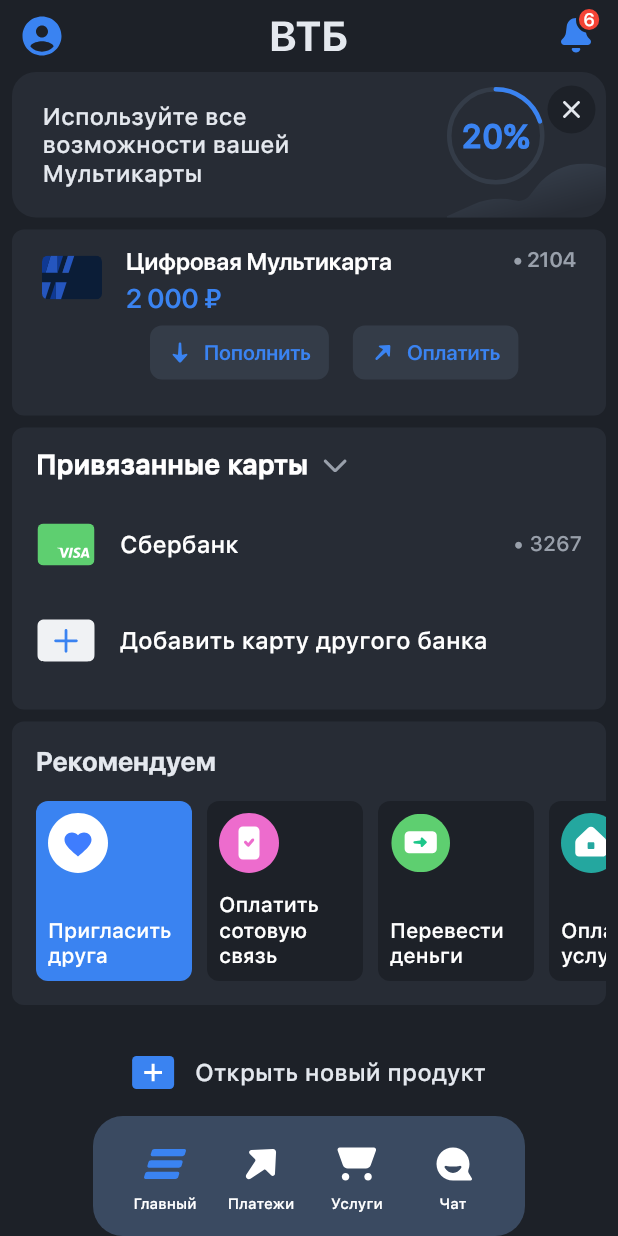
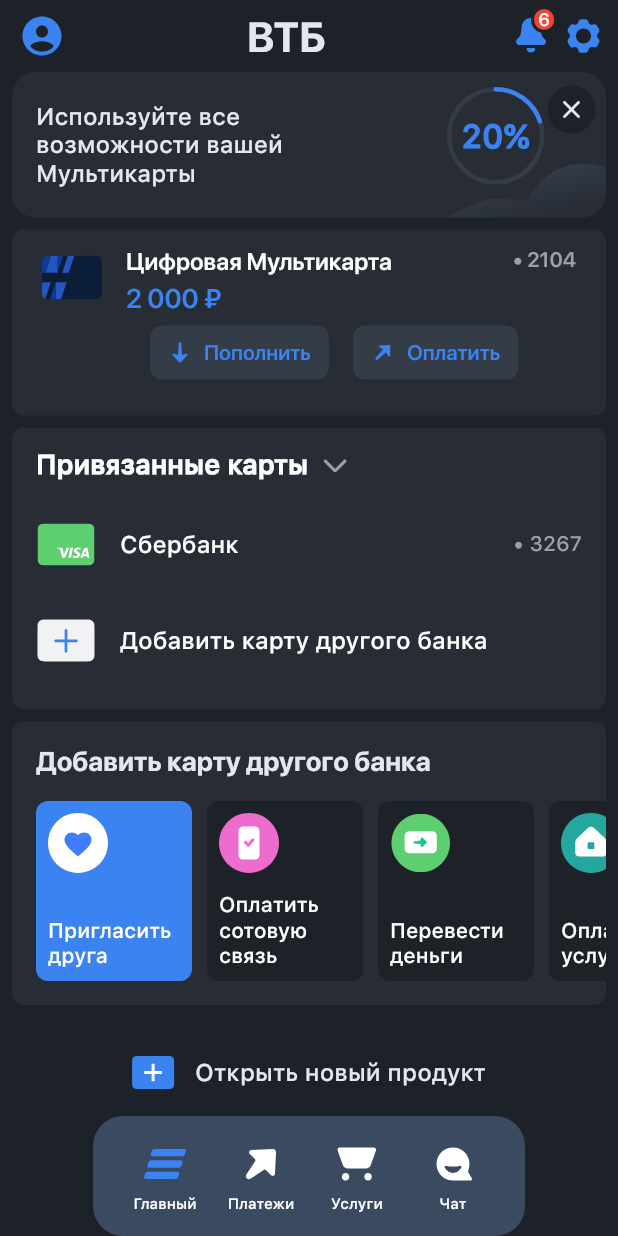
Before and after one commit to admiral-team/bank-lite-demo, a Flutter app: the screen it shows after launch, on a phone screen of 412 x 824 dp. Run offline on Flutter 3.47's test engine with Material 2 defaults, Android fonts, the phone set to English and light mode, and no system bars; drawn by our look-alikes of percent_indicator; our stand-ins replace flutter_local_notifications, flutter_svg; missing offline and left inert: collapsible; generated files the repository leaves out were written again.

```diff
--- /dev/null
+++ b/l10.yaml
@@ -0,0 +1,3 @@
+arb-dir: lib/l10n
+template-arb-file: intl_en.arb
+output-localization-file: app_localizations.dart
--- a/lib/components/addnew.dart
+++ b/lib/components/addnew.dart
@@ -1,11 +1,11 @@
 import 'package:bank_lite/generated/assets.gen.dart';
 import 'package:bank_lite/generated/fonts.gen.dart';
 import 'package:flutter/material.dart';
-import '../screens/home_screen.dart';
-import '../model/home_model.dart';
+import 'package:flutter_gen/gen_l10n/app_localizations.dart';
 
 class AddNewWidget extends StatefulWidget {
   final VoidCallback? onPressed;
+
   const AddNewWidget({Key? key, this.onPressed}) : super(key: key);
 
   @override
@@ -46,9 +46,9 @@ class _AddNewWidgetState extends State<AddNewWidget> {
                 child: image.svg(color: Colors.white),
               ),
               const SizedBox(width: 14.0),
-              const Text(
-                "Открыть новый продукт",
-                style: TextStyle(
+              Text(
+                AppLocalizations.of(context).addNewProductButton,
+                style: const TextStyle(
                     color: Color(0xFFE4E8EE),
                     fontSize: 16.0,
                     fontWeight: FontWeight.w500,
--- a/lib/components/airbar.dart
+++ b/lib/components/airbar.dart
@@ -1,4 +1,3 @@
-
 import 'package:bank_lite/generated/assets.gen.dart';
 import 'package:bank_lite/generated/fonts.gen.dart';
 import 'package:flutter/material.dart';
@@ -6,7 +5,8 @@ import 'package:flutter/material.dart';
 class AirbarItem {
   final String title;
   final SvgGenImage content;
-  const AirbarItem({required this.title , required this.content});
+
+  const AirbarItem({required this.title, required this.content});
 }
 
 class Airbar extends StatefulWidget {
@@ -14,12 +14,12 @@ class Airbar extends StatefulWidget {
   final int selectedIndex;
   final Function(int)? onPressed;
 
-  const Airbar({
-    Key? key,
-    required this.items,
-    required this.selectedIndex,
-    this.onPressed
-  }) : super(key: key);
+  const Airbar(
+      {Key? key,
+      required this.items,
+      required this.selectedIndex,
+      this.onPressed})
+      : super(key: key);
 
   @override
   State<Airbar> createState() => _AirbarState();
@@ -33,13 +33,9 @@ class _AirbarState extends State<Airbar> {
     return Container(
       padding: const EdgeInsets.symmetric(vertical: 12.0, horizontal: 20.0),
       decoration: BoxDecoration(
-        color: const Color(0xFF3A4A61),
-        borderRadius: BorderRadius.circular(20.0)
-      ),
-      child: Row(
-        mainAxisSize: MainAxisSize.min,
-        children: widgets
-      ),
+          color: const Color(0xFF3A4A61),
+          borderRadius: BorderRadius.circular(20.0)),
+      child: Row(mainAxisSize: MainAxisSize.min, children: widgets),
     );
   }
 
@@ -86,7 +82,8 @@ class _AirbarItemWidgetState extends State<AirbarItemWidget> {
 
   @override
   Widget build(BuildContext context) {
-    final accentColor = widget.selected ? const Color(0xFF3A83F1) : Colors.white;
+    final accentColor =
+        widget.selected ? const Color(0xFF3A83F1) : Colors.white;
     return GestureDetector(
       onTap: () => widget.onPressed?.call(),
       onTapUp: (_) => setHighlighted(false),
@@ -94,10 +91,12 @@ class _AirbarItemWidgetState extends State<AirbarItemWidget> {
       onTapCancel: () => setHighlighted(false),
       child: Opacity(
         opacity: _opacity,
-        child: SizedBox(
-            width: 56.0,
-            height: 56.0,
-            child: Column(mainAxisSize: MainAxisSize.min, children: [
+        child: Container(
+          constraints:
+              const BoxConstraints(minHeight: 56, maxWidth: 56, minWidth: 56),
+          child: Column(
+            mainAxisSize: MainAxisSize.min,
+            children: [
               widget.content.svg(color: accentColor, height: 40.0, width: 40.0),
               Text(
                 widget.title,
@@ -110,8 +109,9 @@ class _AirbarItemWidgetState extends State<AirbarItemWidget> {
                     fontFamily: FontFamily.sfProText),
               ),
               const SizedBox(height: 4.0)
-            ]),
+            ],
           ),
+        ),
       ),
     );
   }
--- a/lib/components/appbar_main.dart
+++ b/lib/components/appbar_main.dart
@@ -1,6 +1,7 @@
 import 'package:bank_lite/generated/assets.gen.dart';
 import 'package:flutter/cupertino.dart';
 import 'package:flutter/material.dart';
+import 'package:flutter_gen/gen_l10n/app_localizations.dart';
 
 import '../generated/fonts.gen.dart';
 
@@ -8,11 +9,13 @@ class AppBarMain extends StatefulWidget {
   final int? count;
   final VoidCallback? onPressedLeftButton;
   final VoidCallback? onPressedRightButton;
+  final VoidCallback? onPressedSettings;
 
   const AppBarMain(
       {Key? key,
       this.onPressedLeftButton,
       this.onPressedRightButton,
+      this.onPressedSettings,
       this.count})
       : super(key: key);
 
@@ -21,8 +24,10 @@ class AppBarMain extends StatefulWidget {
 }
 
 class _AppBarState extends State<AppBarMain> {
-  SvgGenImage get _title => Assets.lib.assets.images.vtbTitle;
   SvgGenImage get _leftBarButton => Assets.lib.assets.images.profile;
+
+  SvgGenImage get _settingsBarButton => Assets.lib.assets.images.appbarSettings;
+
   SvgGenImage get _rightBarButton => Assets.lib.assets.images.alert;
 
   @override
@@ -60,7 +65,17 @@ class _AppBarState extends State<AppBarMain> {
             onPressed: widget.onPressedLeftButton,
           ),
           const Spacer(),
-          _title.svg(height: 20),
+          Text(
+            AppLocalizations.of(context).appTitle,
+            style: const TextStyle(
+              color: Color(0xFFE4E8EE),
+              fontSize: 28,
+              fontFamily: FontFamily.sfProDisplay,
+              fontWeight: FontWeight.w700,
+              letterSpacing: 0.2,
+              fontStyle: FontStyle.normal,
+            ),
+          ),
           const Spacer(),
           CupertinoButton(
             minSize: 0,
@@ -72,6 +87,17 @@ class _AppBarState extends State<AppBarMain> {
             ),
             onPressed: widget.onPressedRightButton,
           ),
+          CupertinoButton(
+            minSize: 0,
+            padding: const EdgeInsets.all(0),
+            alignment: Alignment.bottomRight,
+            pressedOpacity: 0.6,
+            child: _settingsBarButton.svg(
+              height: 30,
+              color: const Color(0xFF3A83F1),
+            ),
+            onPressed: widget.onPressedSettings,
+          ),
           const SizedBox(width: 8)
         ]),
       ),
@@ -81,6 +107,7 @@ class _AppBarState extends State<AppBarMain> {
 
 class _NotificationBage extends StatelessWidget {
   final int count;
+
   const _NotificationBage({Key? key, required this.count}) : super(key: key);
 
   @override
--- a/lib/components/banner.dart
+++ b/lib/components/banner.dart
@@ -1,21 +1,19 @@
 import 'package:bank_lite/generated/assets.gen.dart';
 import 'package:bank_lite/generated/fonts.gen.dart';
 import 'package:flutter/material.dart';
+import 'package:flutter_gen/gen_l10n/app_localizations.dart';
 import 'package:percent_indicator/percent_indicator.dart';
 
 class BannerWidget extends StatefulWidget {
   final VoidCallback? onClosePressed;
-  const BannerWidget({
-    Key? key,
-    this.onClosePressed,
-  }) : super(key: key);
+
+  const BannerWidget({Key? key, this.onClosePressed}) : super(key: key);
 
   @override
   State<BannerWidget> createState() => _BannerWidgetState();
 }
 
 class _BannerWidgetState extends State<BannerWidget> {
-
   final SvgGenImage backgroundImage = Assets.lib.assets.images.cloud;
   final SvgGenImage closeIcon = Assets.lib.assets.images.close;
 
@@ -33,9 +31,9 @@ class _BannerWidgetState extends State<BannerWidget> {
         children: [
           Container(
             margin: const EdgeInsets.only(left: 16.0),
-            child: const Text(
-              " Используйте все \n возможности вашей \n Мультикарты",
-              style: TextStyle(
+            child: Text(
+              AppLocalizations.of(context).bannerTitle,
+              style: const TextStyle(
                   color: Color(0xFFE4E8EE),
                   fontSize: 16.0,
                   fontWeight: FontWeight.w500,
--- a/lib/components/card_cell.dart
+++ b/lib/components/card_cell.dart
@@ -2,7 +2,7 @@ import 'package:bank_lite/generated/assets.gen.dart';
 import 'package:bank_lite/generated/fonts.gen.dart';
 import 'package:flutter/cupertino.dart';
 import 'package:flutter/material.dart';
-import '../screens/home_screen.dart';
+import 'package:flutter_gen/gen_l10n/app_localizations.dart';
 
 // TODO: Opacity animation on buttons: spacing between buttons
 class CardCellWidget extends StatelessWidget {
@@ -118,12 +118,12 @@ class _CardButtons extends StatelessWidget {
     return Row(crossAxisAlignment: CrossAxisAlignment.start, children: [
       const SizedBox(width: 72.0),
       CardButtonWidget(
-        title: "Пополнить",
+          title: AppLocalizations.of(context).deposit,
           icon: Assets.lib.assets.images.add,
           onPressed: addPressed),
       const SizedBox(width: 16.0),
       CardButtonWidget(
-        title: "Оплатить",
+          title: AppLocalizations.of(context).pay,
           icon: Assets.lib.assets.images.send,
           onPressed: sendPressed),
     ]);
@@ -159,8 +159,8 @@ class _CardButtonWidgetState extends State<CardButtonWidget> {
       child: Opacity(
         opacity: _opacity,
         child: Container(
-            padding:
-              const EdgeInsets.only(left: 12.0, top: 10.0, right: 12.0, bottom: 10.0),
+          padding: const EdgeInsets.only(
+              left: 12.0, top: 10.0, right: 12.0, bottom: 10.0),
           height: 36.0,
           decoration: BoxDecoration(
             color: const Color(0xFF343C48),
--- a/lib/components/card_widget.dart
+++ b/lib/components/card_widget.dart
@@ -1,4 +1,5 @@
 import 'package:flutter/material.dart';
+
 import '../generated/assets.gen.dart';
 import '../generated/fonts.gen.dart';
 
--- a/lib/components/cards_widget.dart
+++ b/lib/components/cards_widget.dart
@@ -1,9 +1,9 @@
 import 'package:bank_lite/generated/fonts.gen.dart';
+import 'package:collapsible/collapsible.dart';
 import 'package:flutter/material.dart';
-import 'package:collapsible/collapsible.dart';
+import 'package:flutter_gen/gen_l10n/app_localizations.dart';
+
 import '../generated/assets.gen.dart';
-import '../screens/home_screen.dart';
-import '../model/home_model.dart';
 import 'card_widget.dart';
 
 class CardsWidget extends StatefulWidget {
@@ -57,7 +57,7 @@ class _CardsWidgetState extends State<CardsWidget> {
     widgets.add(
       CardWidget(
         model: CardModel(
-          title: "Добавить карту другого банка",
+          title: AppLocalizations.of(context).addNewCard,
           image: Assets.lib.assets.images.cardAdd,
         ),
         onPressed: widget.onAddNewCardPressed,
@@ -85,9 +85,9 @@ class _CardsWidgetState extends State<CardsWidget> {
                 crossAxisAlignment: CrossAxisAlignment.start,
                 children: [
                   const SizedBox(width: 16),
-                  const Text(
-                    "Привязанные карты",
-                    style: TextStyle(
+                  Text(
+                    AppLocalizations.of(context).linkedCards,
+                    style: const TextStyle(
                         color: Colors.white,
                         fontSize: 18.0,
                         fontWeight: FontWeight.w700,
--- a/lib/components/suggestions.dart
+++ b/lib/components/suggestions.dart
@@ -1,7 +1,8 @@
 import 'package:bank_lite/generated/assets.gen.dart';
 import 'package:bank_lite/generated/fonts.gen.dart';
+import 'package:flutter/cupertino.dart';
 import 'package:flutter/material.dart';
-import '../screens/home_screen.dart';
+import 'package:flutter_gen/gen_l10n/app_localizations.dart';
 
 class SuggestionWidget extends StatefulWidget {
   const SuggestionWidget({Key? key}) : super(key: key);
@@ -19,16 +20,16 @@ class _SuggestionsWrapperState extends State<SuggestionWidget> {
   Widget build(BuildContext context) {
     final items = [
       SuggestionItem(
-          title: "Пригласить друга",
+          title: AppLocalizations.of(context).inviteFriend,
           content: Assets.lib.assets.images.serviceLike),
       SuggestionItem(
-          title: "Оплатить сотовую связь",
+          title: AppLocalizations.of(context).payCellular,
           content: Assets.lib.assets.images.serviceDone),
       SuggestionItem(
-          title: "Перевести деньги",
+          title: AppLocalizations.of(context).transferMoney,
           content: Assets.lib.assets.images.serviceNext),
       SuggestionItem(
-          title: "Оплатить услуги ЖКХ",
+          title: AppLocalizations.of(context).payHousingCommunalServices,
           content: Assets.lib.assets.images.serviceHome),
     ];
 
@@ -125,11 +126,11 @@ class TitleText extends StatelessWidget {
 
   @override
   Widget build(BuildContext context) {
-    return const Padding(
-      padding: EdgeInsets.fromLTRB(16.0, 16.0, 0, 0),
+    return Padding(
+      padding: const EdgeInsets.fromLTRB(16.0, 16.0, 0, 0),
       child: Text(
-        "Рекомендуем",
-        style: TextStyle(
+        AppLocalizations.of(context).addNewCard,
+        style: const TextStyle(
             fontFamily: FontFamily.sfProDisplay,
             fontSize: 18,
             fontWeight: FontWeight.bold,
@@ -189,6 +190,8 @@ class _SuggestionsItemWidgetState extends State<SuggestionsItemWidget> {
                 Text(
                   widget.title,
                   textAlign: TextAlign.left,
+                  maxLines: 3,
+                  overflow: TextOverflow.ellipsis,
                   style: const TextStyle(
                       color: Colors.white,
                       fontSize: 14.0,
--- /dev/null
+++ b/lib/l10n/locale.dart
@@ -0,0 +1,9 @@
+import 'package:flutter/material.dart';
+
+class L10n {
+  static const List<Locale> support = [
+    Locale("ru"),
+    Locale("en"),
+    Locale("zh")
+  ];
+}
--- a/lib/main.dart
+++ b/lib/main.dart
@@ -4,6 +4,10 @@ import 'package:flutter/material.dart';
 import 'package:flutter_local_notifications/flutter_local_notifications.dart';
 import 'screens/root_screen.dart';
 import 'generated/assets.gen.dart';
+import 'package:flutter_gen/gen_l10n/app_localizations.dart';
+import 'package:provider/provider.dart';
+
+import 'l10n/locale_provider.dart';
 
 final FlutterLocalNotificationsPlugin flutterLocalNotificationsPlugin =
     FlutterLocalNotificationsPlugin();
@@ -38,15 +42,19 @@ class Application extends StatelessWidget {
 
   @override
   Widget build(BuildContext context) {
-    return const CupertinoApp(
+    return ChangeNotifierProvider<LocaleProvider>(
+      create: (context) => LocaleProvider(),
+      child: Builder(
+        builder: (context) => CupertinoApp(
+          locale: Provider.of<LocaleProvider>(context, listen: true).locale,
           debugShowCheckedModeBanner: false,
-      localizationsDelegates: <LocalizationsDelegate<dynamic>>[
-        DefaultMaterialLocalizations.delegate,
-        DefaultWidgetsLocalizations.delegate,
-        DefaultCupertinoLocalizations.delegate,
-      ],
-      theme: CupertinoThemeData(brightness: Brightness.light),
-      home: Scaffold(body: RootScreen(), resizeToAvoidBottomInset: false),
+          localizationsDelegates: AppLocalizations.localizationsDelegates,
+          supportedLocales: AppLocalizations.supportedLocales,
+          theme: const CupertinoThemeData(brightness: Brightness.light),
+          home: Scaffold(
+              body: const RootScreen(), resizeToAvoidBottomInset: false),
+        ),
+      ),
     );
   }
 
--- a/lib/screens/home_screen.dart
+++ b/lib/screens/home_screen.dart
@@ -6,8 +6,10 @@ import 'package:bank_lite/components/banner.dart';
 import 'package:bank_lite/components/suggestions.dart';
 import 'package:bank_lite/generated/assets.gen.dart';
 import 'package:bank_lite/screens/estimate_app.dart';
+import 'package:bank_lite/screens/settings_screen.dart';
 import 'package:bank_lite/screens/status_screen.dart';
 import 'package:flutter/material.dart';
+import 'package:flutter_gen/gen_l10n/app_localizations.dart';
 
 import '../components/card_cell.dart';
 import '../components/card_widget.dart';
@@ -81,6 +83,13 @@ class _HomeScreenState extends State<HomeScreen> {
                   MaterialPageRoute(builder: (context) => const StatusScreen()),
                 );
               },
+              onPressedSettings: () {
+                Navigator.push(
+                  context,
+                  MaterialPageRoute(
+                      builder: (context) => const SettingsScreen()),
+                );
+              },
             ),
             Expanded(
               child: ListView.separated(
@@ -141,7 +150,7 @@ class _HomeScreenState extends State<HomeScreen> {
         collapsed: true,
         cards: [
           CardModel(
-            title: "Сбербанк",
+            title: AppLocalizations.of(context).sberBankTitle,
             lastNumbers: "• 3267",
             image: Assets.lib.assets.images.cardVisa,
           )
--- a/lib/screens/root_screen.dart
+++ b/lib/screens/root_screen.dart
@@ -1,6 +1,8 @@
 import 'package:bank_lite/screens/home_screen.dart';
 import 'package:bank_lite/service/home_service.dart';
 import 'package:flutter/material.dart';
+import 'package:flutter_gen/gen_l10n/app_localizations.dart';
+
 import '../components/airbar.dart';
 import '../generated/assets.gen.dart';
 
@@ -19,12 +21,13 @@ class _RootScreenState extends State<RootScreen> {
   Widget build(BuildContext context) {
     final items = [
       AirbarItem(
-          title: "Главный", content: Assets.lib.assets.images.appbarMain),
+          title: AppLocalizations.of(context).main,
+          content: Assets.lib.assets.images.appbarMain),
       AirbarItem(
-          title: "Платежи", content: Assets.lib.assets.images.appbarPayments),
+          title: AppLocalizations.of(context).payments, content: Assets.lib.assets.images.appbarPayments),
       AirbarItem(
-          title: "Услуги", content: Assets.lib.assets.images.appbarServices),
-      AirbarItem(title: "Чат", content: Assets.lib.assets.images.appbarChat),
+          title: AppLocalizations.of(context).services, content: Assets.lib.assets.images.appbarServices),
+      AirbarItem(title: AppLocalizations.of(context).chat, content: Assets.lib.assets.images.appbarChat),
     ];
 
     return Stack(children: [
```
Also changed, not shown: lib/l10n/app_en.arb (added, +21 -0 lines), lib/l10n/app_ru.arb (added, +21 -0 lines), lib/l10n/app_zh.arb (added, +21 -0 lines), lib/l10n/locale_provider.dart (added, +39 -0 lines), lib/screens/settings_screen.dart (added, +120 -0 lines), pubspec.yaml (+8 -1 lines), lib/assets/images/settings.svg (added), lib/generated/assets.gen.dart, pubspec.lock, 1 other file. Lines whose indentation alone changed are shown as unchanged.
